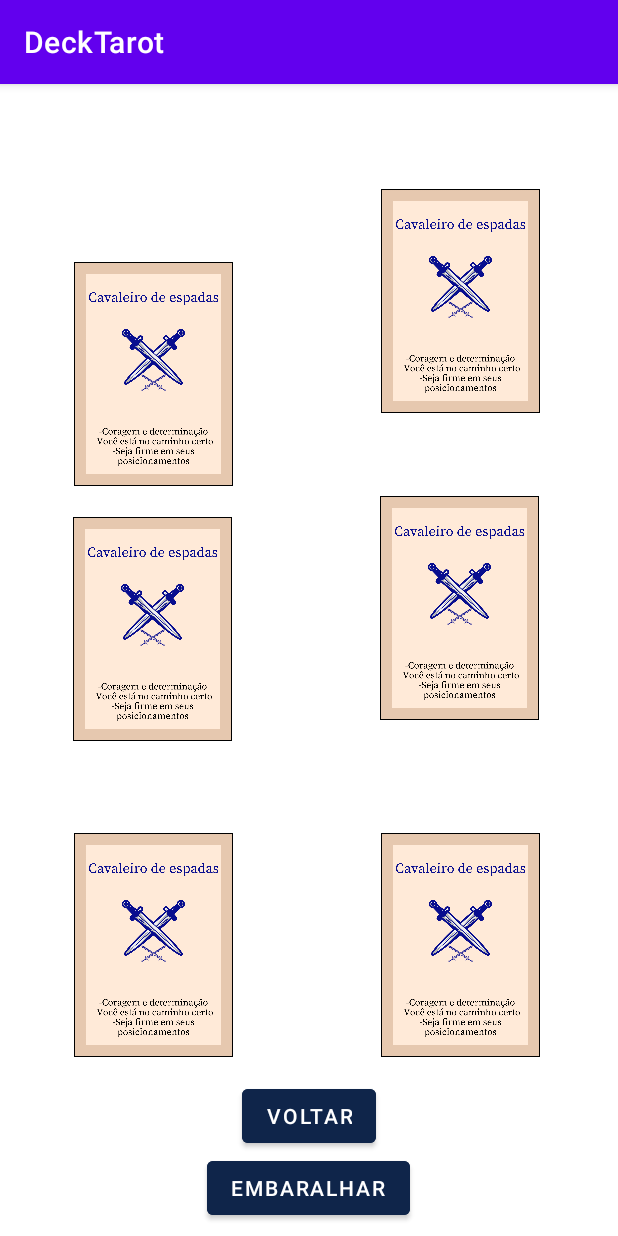
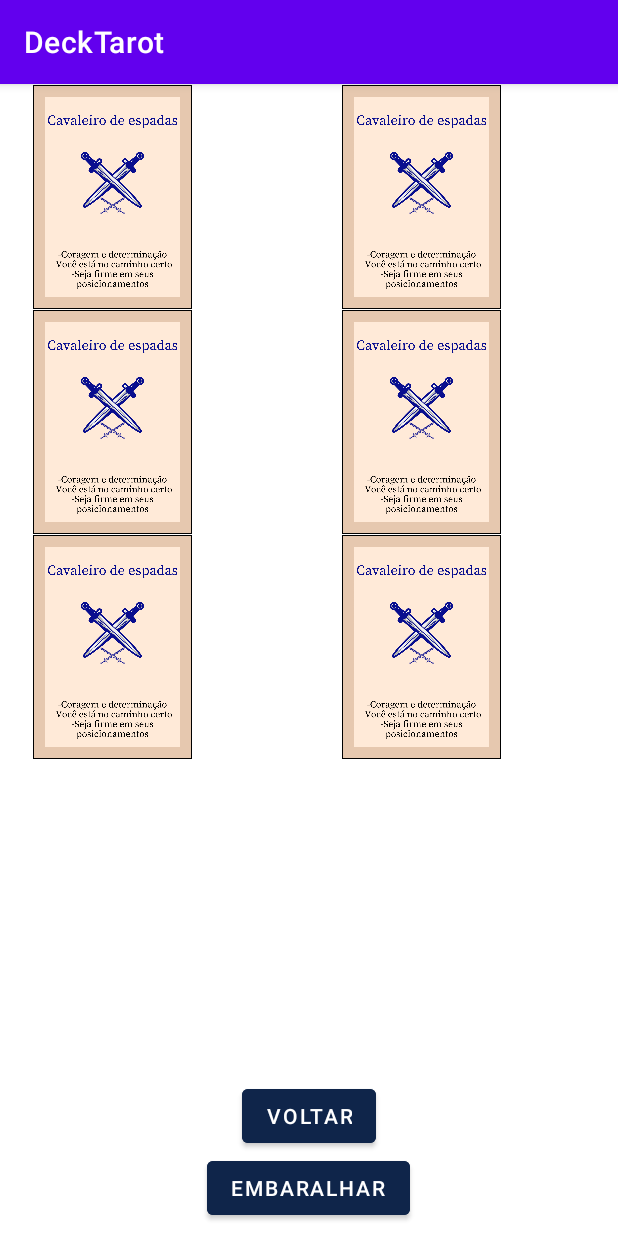
Before and after one commit to Raqiel/DeckTarot, an Android app: the SeisCartas screen opened directly, with no data from a screen before it, on a phone screen of 412 x 824 dp. Run offline under Robolectric (Android 15) with nearby library versions, the phone set to English and light mode, and no system bars.

Commit message:
fixed card six cards

```diff
--- a/app/src/main/res/layout/activity_seis_cartas.xml
+++ b/app/src/main/res/layout/activity_seis_cartas.xml
@@ -11,33 +11,24 @@
         android:id="@+id/imageView_terceira_carta_taça_seis_cartas"
         android:layout_width="150dp"
         android:layout_height="150dp"
-        android:layout_marginTop="288dp"
-        app:layout_constraintEnd_toEndOf="parent"
-        app:layout_constraintHorizontal_bias="0.103"
         app:layout_constraintStart_toStartOf="parent"
-        app:layout_constraintTop_toTopOf="parent"
+        app:layout_constraintTop_toBottomOf="@+id/imageView_primeira_carta_taça_seis_cartas"
         app:srcCompat="@drawable/cavaleiro_de_espadas" />
 
     <ImageView
         android:id="@+id/imageView_primeira_carta_taça_seis_cartas"
         android:layout_width="150dp"
         android:layout_height="150dp"
-        app:layout_constraintBottom_toTopOf="@+id/button_voltar_taça_seis_cartas"
-        app:layout_constraintEnd_toStartOf="@+id/imageView_segunda_carta_taça_seis_cartas"
-        app:layout_constraintHorizontal_bias="0.333"
         app:layout_constraintStart_toStartOf="parent"
         app:layout_constraintTop_toTopOf="parent"
-        app:layout_constraintVertical_bias="0.23"
         app:srcCompat="@drawable/cavaleiro_de_espadas" />
 
     <ImageView
         android:id="@+id/imageView_segunda_carta_taça_seis_cartas"
         android:layout_width="150dp"
         android:layout_height="150dp"
-        app:layout_constraintBottom_toTopOf="@+id/imageView_terceira_carta_taça_seis_cartas"
         app:layout_constraintEnd_toEndOf="parent"
-        app:layout_constraintHorizontal_bias="0.885"
-        app:layout_constraintStart_toStartOf="parent"
+        app:layout_constraintStart_toEndOf="@+id/imageView_primeira_carta_taça_seis_cartas"
         app:layout_constraintTop_toTopOf="parent"
         app:srcCompat="@drawable/cavaleiro_de_espadas" />
 
@@ -45,34 +36,24 @@
         android:id="@+id/imageView_quinta_carta_taça_seis_cartas"
         android:layout_width="150dp"
         android:layout_height="150dp"
-        app:layout_constraintBottom_toTopOf="@+id/button_voltar_taça_seis_cartas"
-        app:layout_constraintEnd_toStartOf="@+id/imageView_sexta_carta_taça_seis_cartas"
-        app:layout_constraintHorizontal_bias="0.333"
         app:layout_constraintStart_toStartOf="parent"
-        app:layout_constraintTop_toBottomOf="@+id/imageView_segunda_carta_taça_seis_cartas"
-        app:layout_constraintVertical_bias="0.949"
+        app:layout_constraintTop_toBottomOf="@+id/imageView_terceira_carta_taça_seis_cartas"
         app:srcCompat="@drawable/cavaleiro_de_espadas" />
 
     <ImageView
         android:id="@+id/imageView_sexta_carta_taça_seis_cartas"
         android:layout_width="150dp"
         android:layout_height="150dp"
-        app:layout_constraintBottom_toTopOf="@+id/button_voltar_taça_seis_cartas"
         app:layout_constraintEnd_toEndOf="parent"
-        app:layout_constraintHorizontal_bias="0.885"
-        app:layout_constraintStart_toStartOf="parent"
-        app:layout_constraintTop_toBottomOf="@+id/imageView_segunda_carta_taça_seis_cartas"
-        app:layout_constraintVertical_bias="0.949"
+        app:layout_constraintStart_toEndOf="@+id/imageView_quinta_carta_taça_seis_cartas"
+        app:layout_constraintTop_toBottomOf="@+id/imageView_quarta_carta_taça_seis_cartas"
         app:srcCompat="@drawable/cavaleiro_de_espadas" />
 
     <ImageView
         android:id="@+id/imageView_quarta_carta_taça_seis_cartas"
         android:layout_width="150dp"
         android:layout_height="150dp"
-        android:layout_marginBottom="20dp"
-        app:layout_constraintBottom_toTopOf="@+id/imageView_sexta_carta_taça_seis_cartas"
         app:layout_constraintEnd_toEndOf="parent"
-        app:layout_constraintHorizontal_bias="0.642"
         app:layout_constraintStart_toEndOf="@+id/imageView_terceira_carta_taça_seis_cartas"
         app:layout_constraintTop_toBottomOf="@+id/imageView_segunda_carta_taça_seis_cartas"
         app:srcCompat="@drawable/cavaleiro_de_espadas" />
```
